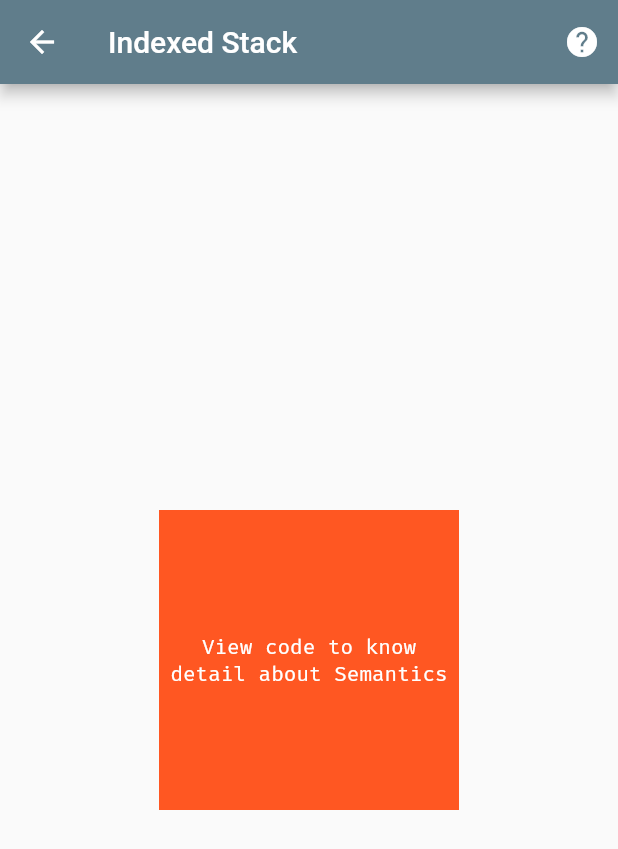
After one commit to nguyenlambuu/flutter100days, a Flutter app: the Day47Semantics screen opened directly, on a phone screen of 412 x 824 dp. The commit adds this screen. Shown: the top 849 px of the screen. Run offline on Flutter 3.47's test engine with Material 2 defaults, Android fonts, the light colour scheme and no system bars; our stand-ins replace get, google_fonts.

Commit message:
Semantics

```diff
--- a/_100_/lib/routes/routes.dart
+++ b/_100_/lib/routes/routes.dart
@@ -44,6 +44,7 @@ import '../screens/day_043_animated_switcher.dart';
 import '../screens/day_044_animated_positioned.dart';
 import '../screens/day_045_animated_padding.dart';
 import '../screens/day_046_indexed_stack.dart';
+import '../screens/day_047_semantics.dart';
 
 Map _routes = {
   "SafeArea": Day1SafeArea(),
@@ -92,6 +93,7 @@ Map _routes = {
   "AnimatedPositioned": Day44AnimatedPositioned(),
   "AnimatedPadding": Day45AnimatedPadding(),
   "IndexedStack": Day46IndexedStack(),
+  "Semantics": Day47Semantics(),
 };
 
 get routes {
--- a/_100_/lib/screens/day_046_indexed_stack.dart
+++ b/_100_/lib/screens/day_046_indexed_stack.dart
@@ -1,5 +1,3 @@
-import 'dart:math';
-
 import 'package:flutter/material.dart';
 
 import '../components/help_icon_button.dart';
--- /dev/null
+++ b/_100_/lib/screens/day_047_semantics.dart
@@ -0,0 +1,50 @@
+import 'package:flutter/material.dart';
+
+import '../components/help_icon_button.dart';
+
+class Day47Semantics extends StatelessWidget {
+  @override
+  Widget build(BuildContext context) {
+    return Scaffold(
+      appBar: AppBar(
+        title: Text('Indexed Stack'),
+        actions: [
+          HelpIconButton(
+              url:
+                  'https://api.flutter.dev/flutter/widgets/Semantics-class.html')
+        ],
+      ),
+      body: SafeArea(
+        child: Center(
+          // A widget that annotates the widget tree with a description of the
+          // meaning of the widgets.
+          // Used by accessibility tools, search engines, and other semantic
+          // analysis software to determine the meaning of the application.
+          child: Semantics(
+            child: Container(
+              width: 200,
+              height: 200,
+              color: Colors.deepOrange,
+              child: Center(
+                child: Text(
+                  "View code to know detail about Semantics",
+                  textAlign: TextAlign.center,
+                  style: TextStyle(color: Colors.white),
+                ),
+              ),
+            ),
+            label: "This is simple container....",
+            button: false,
+            checked: false,
+            container: true,
+            currentValueLength: 1,
+            enabled: true,
+            explicitChildNodes: false,
+            focusable: false,
+            focused: false,
+          ),
+        ),
+      ),
+    );
+  }
+}
```
